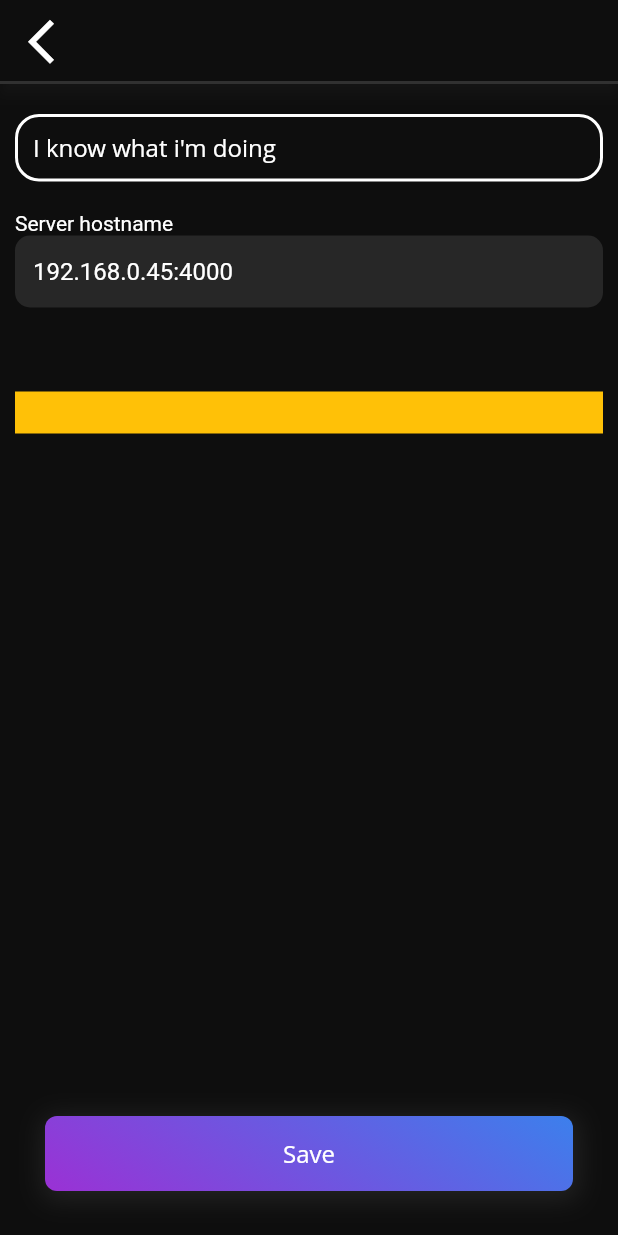
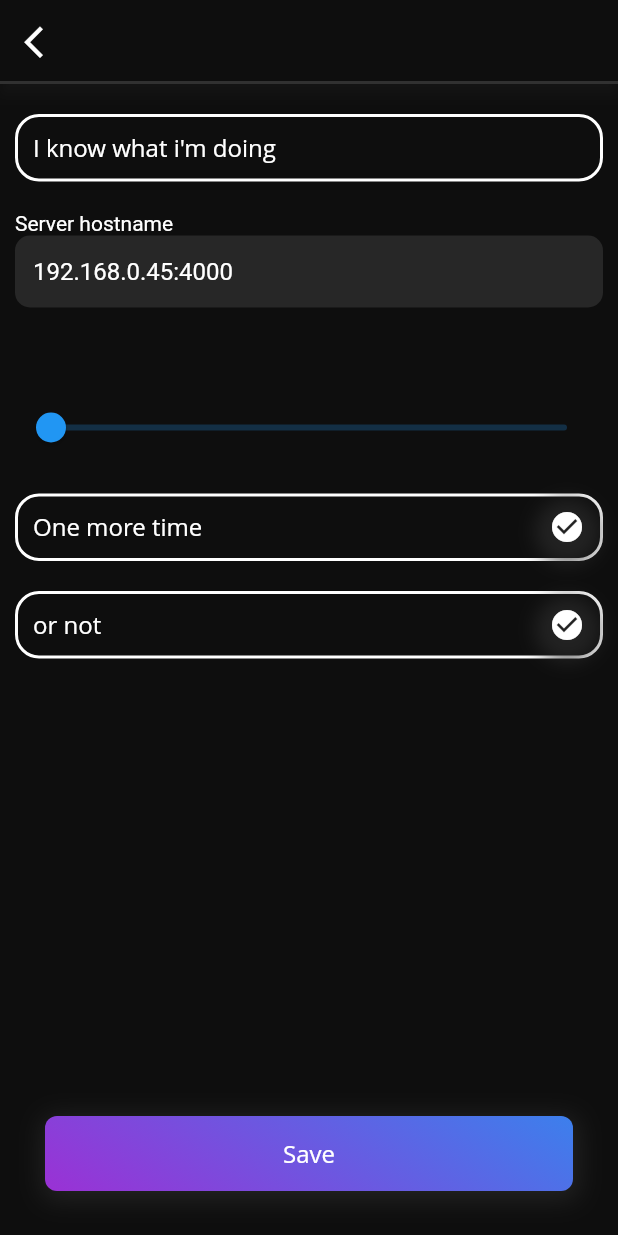
Before and after one commit to beakeyz/ski_tracker_client, a Flutter app: the screen it shows after launch, after a tap on "Get going!", after a tap on the "settings" icon, on a phone screen of 412 x 824 dp. Run offline on Flutter 3.47's test engine with Material 2 defaults, Android fonts, the phone set to English and light mode, and no system bars; drawn by our look-alikes of flutter_bounce; our stand-ins replace flutter_svg; missing offline and left inert: dart:ffi; network calls fail; Roboto replaces fonts that are missing (Open Sans).

Commit message:
fuck off bastard

```diff
--- a/lib/constants/main_screens.dart
+++ b/lib/constants/main_screens.dart
@@ -1,3 +1,4 @@
+import 'package:dadjoke_client/core/updates/StateUpdater.dart';
 import 'package:dadjoke_client/screens/home/lists.dart';
 import 'package:dadjoke_client/screens/home/main.dart';
 import 'package:flutter/material.dart';
--- a/lib/core/models/Settings.dart
+++ b/lib/core/models/Settings.dart
@@ -101,7 +101,9 @@ class SettingVars {
   static List<Setting> DefaultSettings = [
     BoolSetting("I know what i'm doing", BOOL_SETTING_TYPE, false),
     StringSetting("Server hostname", STRING_SETTING_TYPE, "192.168.0.45:4000"),
-    SliderSetting("Frequency", SLIDER_SETTING_TYPE, 2, 1, 10),
+    SliderSetting("Frequency", SLIDER_SETTING_TYPE, 1.0, 10.0, 1),
+    BoolSetting("One more time", BOOL_SETTING_TYPE, true),
+    BoolSetting("or not", BOOL_SETTING_TYPE, true),
   ];
 
   static List<Setting> Settings = [];
--- a/lib/core/res/JsonFileManager.dart
+++ b/lib/core/res/JsonFileManager.dart
@@ -9,18 +9,19 @@ class JsonFileManager extends FileManager {
     checkFile(file, true, (success) {
       if (success != null && success is File) {
         String data = success.readAsStringSync();
+        dynamic thing;
         try {
-          List<dynamic> thing = jsonDecode(data);
-          callback(thing);
+          thing = jsonDecode(data) as List<dynamic>;
         } catch (e) {
           try {
-            dynamic thing = jsonDecode(data);
-            callback(thing);
+            thing = jsonDecode(data);
           } catch (e) {
             print("Double fault while trying to decode sjit");
             callback(null);
+            return;
           }
         }
+        callback(thing);
       }
     });
   }
@@ -37,25 +38,40 @@ class JsonFileManager extends FileManager {
       }
       print("returning funnie");
       List<Setting> ret = [];
-      for (var s in value) {
-        Setting setting = EmptySetting.fromJson(s);
 
-        switch (setting.type) {
+      for (Setting setting in SettingVars.DefaultSettings) {
+        bool foundThisSetting = false;
+        for (var _loadedSetting in value) {
+          Setting loadedSetting = EmptySetting.fromJson(_loadedSetting);
+
+          // json has defaultsetting entry
+          if (loadedSetting.name == setting.name) {
+            switch (loadedSetting.type) {
               case BOOL_SETTING_TYPE:
-            setting = BoolSetting.fromJson(s);
-            ret.add(setting);
+                loadedSetting = BoolSetting.fromJson(_loadedSetting);
                 break;
               case STRING_SETTING_TYPE:
-            setting = StringSetting.fromJson(s);
-            ret.add(setting);
+                loadedSetting = StringSetting.fromJson(_loadedSetting);
                 break;
               case SLIDER_SETTING_TYPE:
-            setting = SliderSetting.fromJson(s);
-            ret.add(setting);
+                loadedSetting = SliderSetting.fromJson(_loadedSetting);
+                if (loadedSetting is SliderSetting) {
+                  loadedSetting.maxValue = (setting as SliderSetting).maxValue;
+                  loadedSetting.minValue = (setting as SliderSetting).minValue;
+                }
                 break;
               case -1:
                 // TODO: add invalid setting type
                 break;
+            }
+            ret.add(loadedSetting);
+            foundThisSetting = true;
+            break;
+          }
+        }
+
+        if (!foundThisSetting) {
+          ret.add(setting);
         }
       }
       print("DEBUG: returned json-backed settings");
--- a/lib/main.dart
+++ b/lib/main.dart
@@ -19,6 +19,18 @@ void main() {
   print("${SettingVars.Settings.length} hihi");
 
   print("Processing...");
+
+  // TODO
+  addWidgetlessStateUpdator(() {
+    StringSetting? host = SettingVars.getByName("Server hostname");
+    if (host != null) {
+      print("host: ${host.value}");
+      ApiUtils.setHost(host.value);
+    } else {
+      // TODO: show erro screen
+      print("ERROR: could not get BASE_URL from settings");
+    }
+  });
 
   // fetch settings in json
   m.fetchSettings((settingsToLoad) {
@@ -62,18 +74,6 @@ class Main extends StatelessWidget {
   @override
   Widget build(BuildContext context) {
 
-    // TODO
-    addWidgetlessStateUpdator(() {
-      StringSetting? host = SettingVars.getByName("Server hostname");
-      if (host != null) {
-        print("host: ${host.value}");
-        ApiUtils.setHost(host.value);
-      } else {
-        // TODO: show erro screen
-        print("ERROR: could not get BASE_URL from settings");
-      }
-    });
-
     return MaterialApp(
       builder: ((context, child) {
         return ScrollConfiguration(
--- a/lib/screens/home.dart
+++ b/lib/screens/home.dart
@@ -62,7 +62,7 @@ class _HomeScreenState extends State<HomeScreen> {
                     onTap: () {
                       //TODO
                     },
-                    child: const Icon(Icons.wifi_off_rounded, size: 35),
+                    child: const Icon(Icons.wifi_off_rounded, size: 25),
                   )
                 : const SizedBox(),
             Flexible(child: Container()),
--- a/lib/screens/home/list_focus.dart
+++ b/lib/screens/home/list_focus.dart
@@ -28,7 +28,7 @@ class _ListFocusState extends State<ListFocus> {
             onTap: () {
               ScreenSwitcher.popScreen(context);
             },
-            child: const Icon(Icons.arrow_back_ios_new, size: 35),
+            child: const Icon(Icons.arrow_back_ios_new, size: 25),
           ),
           Flexible(
             flex: 1,
--- a/lib/screens/home/lists.dart
+++ b/lib/screens/home/lists.dart
@@ -14,6 +14,7 @@ import 'package:flutter/material.dart';
 import 'package:http/http.dart';
 
 class ListScreen extends StatefulWidget {
+
   const ListScreen({Key? key}) : super(key: key);
 
   @override
@@ -33,6 +34,7 @@ class _ListScreenState extends State<ListScreen> {
   @override
   void initState() {
     super.initState();
+
     print("loading the lists...");
     if (App.hasServer) {
       ApiUtils.makeRequest(GET_JOKES, "get", (res) {
--- a/lib/screens/home/main.dart
+++ b/lib/screens/home/main.dart
@@ -98,20 +98,20 @@ class _MainScreenState extends State<MainScreen> {
     return Scaffold(
       body: Center(
         child: Container(
-          padding: const EdgeInsets.symmetric(horizontal: 50),
+          padding: const EdgeInsets.symmetric(horizontal: 25),
           child: Column(
             crossAxisAlignment: CrossAxisAlignment.center,
             children: [
               Flexible(
+                flex: 2,
                 child: Container(),
-                flex: 2,
               ),
               const Text(
                 "Input",
                 textScaleFactor: 4,
               ),
               const SizedBox(height: 50),
-              TextInputField(editingController: summaryController, hintText: "Brief description   💫", textInputType: TextInputType.text, boxWidth: 290),
+              TextInputField(editingController: summaryController, hintText: "Brief description   💫", textInputType: TextInputType.text),
               const SizedBox(
                 height: 10,
               ),
--- a/lib/screens/login.dart
+++ b/lib/screens/login.dart
@@ -6,6 +6,7 @@ import 'package:dadjoke_client/core/api_calls.dart';
 import 'package:dadjoke_client/core/models/LocalStorage.dart';
 import 'package:dadjoke_client/core/screen_switcher.dart';
 import 'package:dadjoke_client/main.dart';
+import 'package:dadjoke_client/screens/about.dart';
 import 'package:dadjoke_client/screens/home.dart';
 import 'package:dadjoke_client/widgets/button.dart';
 import 'package:flutter/material.dart';
@@ -61,17 +62,19 @@ class _LoginScreenState extends State<LoginScreen> {
   @override
   Widget build(BuildContext context) {
     return Scaffold(
-      body: SafeArea(
+      body: Center(
+        child: SafeArea(
           child: Container(
             padding: const EdgeInsets.symmetric(horizontal: 55),
             width: double.infinity,
-          decoration: BoxDecoration(
+            decoration: const BoxDecoration(
               gradient: LinearGradient(
                 begin: Alignment.topCenter,
                 end: Alignment.bottomCenter,
+                tileMode: TileMode.mirror,
                 colors: [
-                Color.fromARGB(228, 56, 39, 59),
-                Colors.black,
+                  Color.fromARGB(255, 79, 44, 60),
+                  Color.fromARGB(186, 21, 20, 20),
                 ],
               ),
             ),
@@ -79,7 +82,6 @@ class _LoginScreenState extends State<LoginScreen> {
               crossAxisAlignment: CrossAxisAlignment.center,
               children: [
                 //things
-
                 Flexible(
                   child: Container(),
                   flex: 2,
@@ -106,11 +108,35 @@ class _LoginScreenState extends State<LoginScreen> {
                         ),
                 ),
 
+
                 Flexible(
+                  flex: 3,
                   child: Container(),
-                flex: 3,
+                ),
+                Row(
+                  crossAxisAlignment: CrossAxisAlignment.center,
+                  children: [
+                    Flexible(child: Container()),
+                    InkWell(
+                      onTap: () {
+                        if (!is_waiting) {
+                          ScreenSwitcher.pushScreen(context, const AboutPage());
+                        }
+                      },
+                      child: const SizedBox(
+                        width: 200,
+                        height: 25,
+                        child: Center(child: Text("About this app", style: TextStyle(fontSize: 23, decoration: TextDecoration.underline))),
+                      ),
+                    ),
+                    Flexible(child: Container())
+                  ],
+                ),
+                const SizedBox(
+                  height: 45,
                 ),
               ],
+            ),
           ),
         ),
       ),
--- a/lib/screens/settings.dart
+++ b/lib/screens/settings.dart
@@ -32,7 +32,7 @@ class _SettingsScreenState extends State<SettingsScreen> {
               onTap: () {
                 ScreenSwitcher.popScreen(context);
               },
-              child: const Icon(Icons.arrow_back_ios_new, size: 35),
+              child: const Icon(Icons.arrow_back_ios_new, size: 25),
             ),
             Flexible(
               flex: 1,
--- a/lib/widgets/setting_view.dart
+++ b/lib/widgets/setting_view.dart
@@ -122,8 +122,25 @@ class _SettingViewState extends State<SettingView> with SingleTickerProviderStat
       );
     } else if (widget.settingField is SliderSetting) {
       SliderSetting setting = widget.settingField;
-
-      return CustomSlider(minValue: setting.minValue, maxValue: setting.maxValue, defaultValue: setting.value, child: widget);
+      return Slider(
+        value: (setting.value).toDouble(),
+        onChanged: (new_value) {
+          if (setting.value is int) {
+            setState(() {
+              setting.value = new_value.toInt();
+            });
+          } else {
+            setState(() {
+              setting.value = (new_value);
+            });
+          }
+          print("${new_value}");
+          print("${setting.value}");
+        },
+        min: setting.minValue.toDouble(),
+        max: setting.maxValue.toDouble(),
+      );
+      //return CustomSlider(minValue: setting.minValue, maxValue: setting.maxValue, defaultValue: setting.value, child: widget);
     }
 
     return Container(
```
Also changed, not shown: lib/screens/about.dart (added, +17 -0 lines), lib/widgets/DefaultPageAppbar.dart (added, +53 -0 lines), lib/widgets/slider.dart (+24 -0 lines). Lines whose indentation alone changed are shown as unchanged.
